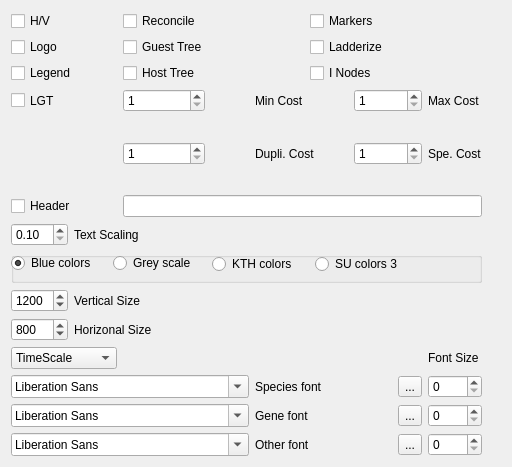
Above: resources/parameters.ui from jfnavarro/PrimeTV2 before the change. Below: the same form after it.
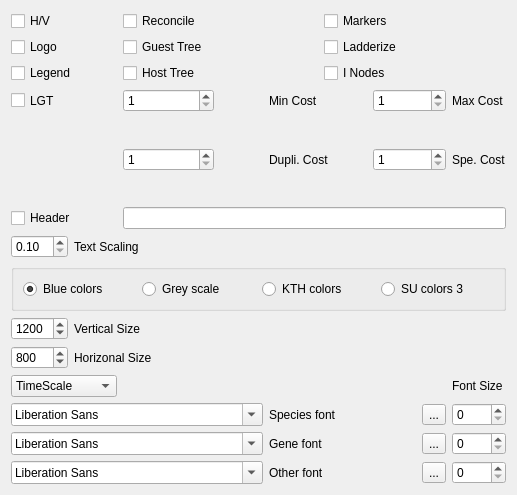
That is the form after the change. Icons and pictures are not drawn.

Commit message: fixed error in layout of parameters panel

The edit to the form file:
```diff
--- a/resources/parameters.ui
+++ b/resources/parameters.ui
@@ -9,22 +9,15 @@
    <rect>
     <x>0</x>
     <y>0</y>
-    <width>512</width>
-    <height>467</height>
+    <width>517</width>
+    <height>495</height>
    </rect>
   </property>
   <property name="windowTitle">
    <string>Parameters</string>
   </property>
-  <widget class="QWidget" name="layoutWidget">
-   <property name="geometry">
-    <rect>
-     <x>11</x>
-     <y>11</y>
-     <width>471</width>
-     <height>445</height>
-    </rect>
-   </property>
+  <layout class="QHBoxLayout" name="horizontalLayout">
+   <item>
    <layout class="QGridLayout" name="gridLayout">
     <item row="0" column="0">
      <widget class="QCheckBox" name="checkBoxHV">
@@ -409,41 +402,9 @@
       <property name="title">
        <string/>
       </property>
-      <widget class="QRadioButton" name="radioButtonColor3">
-       <property name="geometry">
-        <rect>
-         <x>304</x>
-         <y>1</y>
-         <width>102</width>
-         <height>22</height>
-        </rect>
-       </property>
-       <property name="text">
-        <string>SU colors 3</string>
-       </property>
-      </widget>
-      <widget class="QRadioButton" name="radioButtonColor2">
-       <property name="geometry">
-        <rect>
-         <x>201</x>
-         <y>1</y>
-         <width>102</width>
-         <height>22</height>
-        </rect>
-       </property>
-       <property name="text">
-        <string>KTH colors</string>
-       </property>
-      </widget>
+       <layout class="QHBoxLayout" name="horizontalLayout_2">
+        <item>
       <widget class="QRadioButton" name="radioButtonColor1">
-       <property name="geometry">
-        <rect>
-         <x>0</x>
-         <y>0</y>
-         <width>101</width>
-         <height>22</height>
-        </rect>
-       </property>
        <property name="text">
         <string>Blue colors</string>
        </property>
@@ -451,19 +412,29 @@
         <bool>true</bool>
        </property>
       </widget>
+        </item>
+        <item>
       <widget class="QRadioButton" name="radioButtonColor4">
-       <property name="geometry">
-        <rect>
-         <x>102</x>
-         <y>0</y>
-         <width>102</width>
-         <height>22</height>
-        </rect>
-       </property>
        <property name="text">
         <string>Grey scale</string>
        </property>
       </widget>
+        </item>
+        <item>
+         <widget class="QRadioButton" name="radioButtonColor2">
+          <property name="text">
+           <string>KTH colors</string>
+          </property>
+         </widget>
+        </item>
+        <item>
+         <widget class="QRadioButton" name="radioButtonColor3">
+          <property name="text">
+           <string>SU colors 3</string>
+          </property>
+         </widget>
+        </item>
+       </layout>
      </widget>
     </item>
     <item row="8" column="0">
@@ -722,7 +693,8 @@
      </widget>
     </item>
    </layout>
-  </widget>
+   </item>
+  </layout>
  </widget>
  <resources>
   <include location="application.qrc"/>
```
Lines whose indentation alone changed are shown as unchanged. The commit also changes 5 other files.
